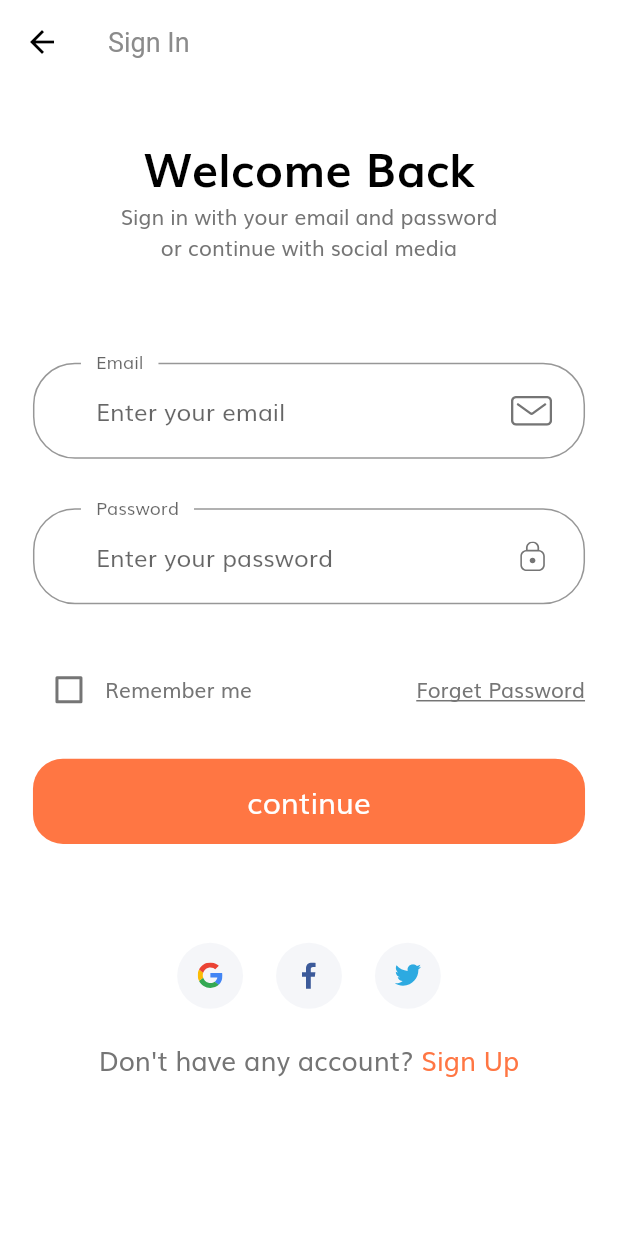
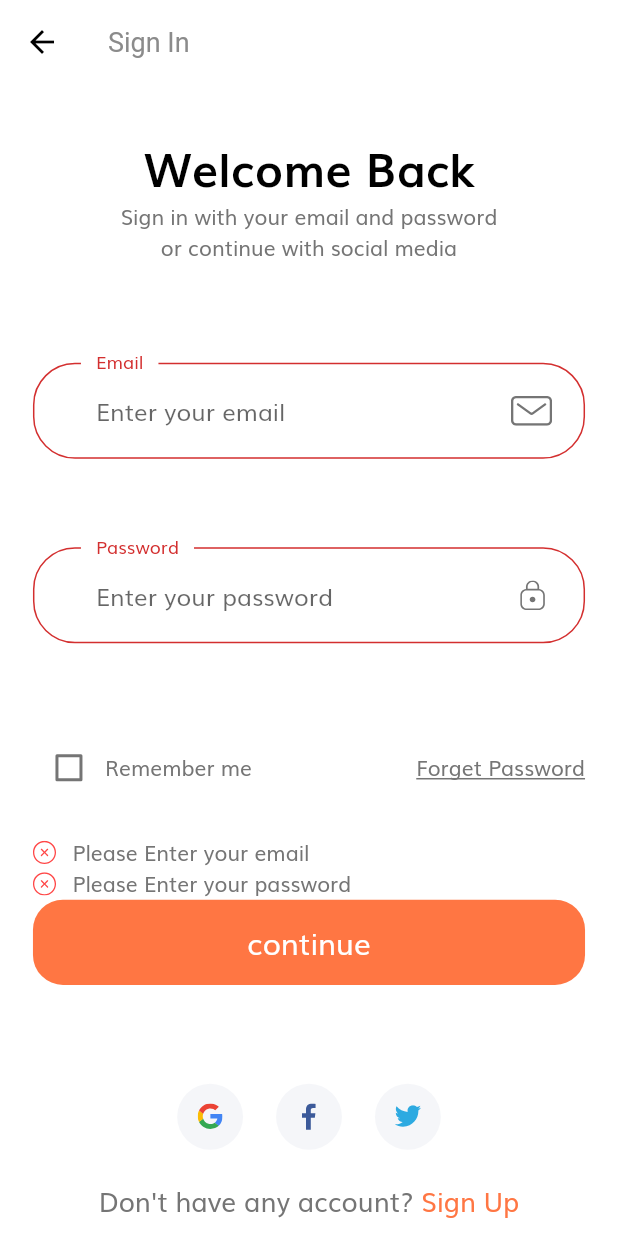
Before and after one commit to Maessa-Wanni/app-shop, a Flutter app: the SignInScreen screen opened by its route, after a tap on "continue", on a phone screen of 412 x 824 dp. Run offline on Flutter 3.47's test engine with Material 2 defaults, Android fonts, the phone set to English and light mode, and no system bars; our stand-ins replace flutter_svg.

Commit message:
https://github.com/Maessa-Wanni/app-shop.git

```diff
--- a/lib/components/no_account_text.dart
+++ b/lib/components/no_account_text.dart
@@ -1,4 +1,7 @@
 import 'package:app_shop/screens/forgot_password/forgot_password_screen.dart';
+import 'package:app_shop/screens/sign_in/components/sign_form.dart';
+import 'package:app_shop/screens/sign_in/sign_in_screen.dart';
+import 'package:app_shop/screens/sign_up/sign_up_screen.dart';
 import 'package:flutter/material.dart';
 
 import '../constants.dart';
@@ -22,7 +25,7 @@ class NoAccountText extends StatelessWidget {
           ),
         ),
         GestureDetector(
-          onTap: ()=>Navigator.popAndPushNamed(context, ForgotPasswordScreen.routeName),
+          onTap: () => Navigator.pushNamed(context, SignUpScreen.routeName),
           child: Text(
             "Sign Up",
             style: TextStyle(
--- a/lib/constants.dart
+++ b/lib/constants.dart
@@ -1,3 +1,4 @@
+import 'package:app_shop/size_config.dart';
 import 'package:flutter/cupertino.dart';
 import 'package:flutter/material.dart';
 
@@ -17,6 +18,14 @@ const kTextColor = Color(0xFF757575);
 
 const kAnimationDuration = Duration(milliseconds: 200);
 
+
+final headingStyle = TextStyle(
+    fontSize: getProportionateScreenWidth(28),
+    fontWeight: FontWeight.bold,
+    color: Colors.black,
+    height: 1.5
+);
+
 // Form Error
 final RegExp emailValidatorRegExp =
 RegExp(r"^[a-zA-Z0-9.]+@[a-zA-Z0-9]+\.[a-zA-Z]+");
--- a/lib/routes.dart
+++ b/lib/routes.dart
@@ -1,6 +1,7 @@
-
+import 'package:app_shop/login_scuccess/login_scuccess_screen.dart';
 import 'package:app_shop/screens/forgot_password/forgot_password_screen.dart';
 import 'package:app_shop/screens/sign_in/sign_in_screen.dart';
+import 'package:app_shop/screens/sign_up/sign_up_screen.dart';
 import 'package:app_shop/screens/splash/splash_screen.dart';
 import 'package:flutter/material.dart';
 
@@ -8,4 +9,6 @@ final Map <String, WidgetBuilder> routes = {
   SplashScreen.routeName: (context) => SplashScreen(),
   SignInScreen.routeName: (context) => SignInScreen(),
   ForgotPasswordScreen.routeName: (context) => ForgotPasswordScreen(),
+  LoginSuccessScreen.routeName:(context) => LoginSuccessScreen(),
+  SignUpScreen.routeName:(context) => SignUpScreen(),
 };
--- /dev/null
+++ b/lib/screens/complete_profile_screen/complete_profile_screen.dart
@@ -0,0 +1 @@
+import 'package:flutter/material.dart';
--- a/lib/screens/sign_in/components/body.dart
+++ b/lib/screens/sign_in/components/body.dart
@@ -1,7 +1,5 @@
 import 'package:app_shop/components/no_account_text.dart';
 import 'package:app_shop/components/social_card.dart';
-import 'package:app_shop/constants.dart';
-import 'package:app_shop/screens/forgot_password/forgot_password_screen.dart';
 import 'package:app_shop/screens/sign_in/components/sign_form.dart';
 import 'package:flutter/material.dart';
 import '../../../size_config.dart';
@@ -53,8 +51,6 @@ class Body extends StatelessWidget {
                   ),
                   SizedBox(height: getProportionateScreenHeight(20),),
                   NoAccountText(),
-
-
                 ],
               ),
             ),
--- a/lib/screens/sign_in/components/sign_form.dart
+++ b/lib/screens/sign_in/components/sign_form.dart
@@ -1,3 +1,6 @@
+import 'package:app_shop/login_scuccess/login_scuccess_screen.dart';
+import 'package:app_shop/screens/forgot_password/forgot_password_screen.dart';
+import 'package:flutter/cupertino.dart';
 import 'package:flutter/material.dart';
 import 'package:app_shop/components/custom_suffix_icon.dart';
 import 'package:app_shop/components/default_botton.dart';
@@ -16,6 +19,22 @@ class _SignFormState extends State<SignForm> {
   String password;
   bool remember = false;
   final List<String> errors = [];
+
+  void addError({String error}){
+    if(!errors.contains(error)){
+      setState(() {
+        errors.add(error);
+      });
+    }
+  }
+
+  void removeError({String error}){
+    if(errors.contains(error)){
+      setState(() {
+        errors.remove(error);
+      });
+    }
+  }
 
   @override
   Widget build(BuildContext context) {
@@ -40,7 +59,10 @@ class _SignFormState extends State<SignForm> {
                 ),
                 Text("Remember me"),
                 Spacer(),
-                Text("Forget Password" , style: TextStyle(decoration: TextDecoration.underline),)
+                GestureDetector(
+                  onTap: ()=>Navigator.pushNamed(context, ForgotPasswordScreen.routeName),
+                  child: Text("Forget Password" , style: TextStyle(decoration: TextDecoration.underline),),
+                )
               ],
             ),
             SizedBox(height: getProportionateScreenWidth(20),),
@@ -50,6 +72,7 @@ class _SignFormState extends State<SignForm> {
               press: (){
                 if(_formKey.currentState.validate()){
                   _formKey.currentState.save();
+                  Navigator.pushNamed(context, LoginSuccessScreen.routeName);
                 }
               },
             )
@@ -57,27 +80,30 @@ class _SignFormState extends State<SignForm> {
         )
     );
   }
-}
-
-TextFormField buildEmailFormField(){
-  return TextFormField(
-    keyboardType: TextInputType.emailAddress,
-
-    decoration: InputDecoration(
-      labelText: "Email",
-      hintText: "Enter your email",
-      suffixIcon:CustomSuffixIcon(svgIcon:"assets/icons/Mail.svg"),
-      floatingLabelBehavior: FloatingLabelBehavior.always,
-    ),
-  );
-}
-
 
   TextFormField buildPasswordFormField(){
     return TextFormField(
       obscureText: true,
+      onSaved: (newValue) => password = newValue,
+      onChanged: (value){
+        if(value.isNotEmpty){
+           removeError(error: kPassNullError);
+        }
+        else if(value.length >=8 ){
+           removeError(error: kShortPassError);
+        }
+        return null;
+      },
       validator: (value){
-
+        if(value.toString().isEmpty) {
+            addError(error: kPassNullError);
+          return "";
+        }
+        else if (value.length < 8){
+             addError(error: kShortPassError);
+           return "";
+        }
+        return null;
       },
       decoration: InputDecoration(
         labelText: "Password",
@@ -87,3 +113,41 @@ TextFormField buildPasswordFormField(){
       ),
     );
   }
+
+  TextFormField buildEmailFormField(){
+    return TextFormField(
+      keyboardType: TextInputType.emailAddress,
+      onSaved: (newValue) => email = newValue,
+      onChanged: (value){
+        if(value.isNotEmpty){
+          removeError(error: kEmailNullError);
+          return "";
+        }
+        else
+        if (emailValidatorRegExp.hasMatch(value)){
+          removeError(error: kInvalidEmailError);
+          return "";
+        }
+        return null;
+      },
+      validator: (value){
+        if(value.isEmpty){
+          addError(error: kEmailNullError);
+          return "";
+        }
+        else
+        if (!emailValidatorRegExp.hasMatch(value)){
+          addError(error: kInvalidEmailError);
+          return "";
+        }
+        return null;
+      },
+      decoration: InputDecoration(
+        labelText: "Email",
+        hintText: "Enter your email",
+        suffixIcon:CustomSuffixIcon(svgIcon:"assets/icons/Mail.svg"),
+        floatingLabelBehavior: FloatingLabelBehavior.always,
+      ),
+    );
+  }
+}
```
Also changed, not shown: lib/login_scuccess/components/body.dart (added, +40 -0 lines), lib/login_scuccess/login_scuccess_screen.dart (added, +16 -0 lines), lib/screens/forgot_password/components/body.dart (added, +116 -0 lines), lib/screens/forgot_password/forgot_password_screen.dart (+8 -1 lines), lib/screens/sign_up/components/body.dart (added, +65 -0 lines), lib/screens/sign_up/components/sign_up_form.dart (added, +166 -0 lines), lib/screens/sign_up/sign_up_screen.dart (added, +16 -0 lines). Lines whose indentation alone changed are shown as unchanged.
